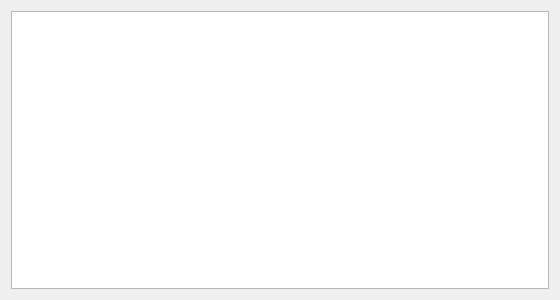
Before: the Qt Designer form qt-ui/divecomputermanagementdialog.ui in subsurface/subsurface, drawn with Qt 5.
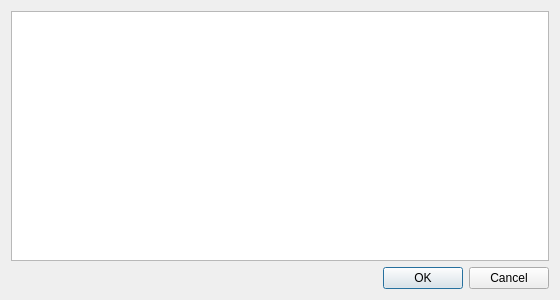
After: the same form once the commit is applied.

The edit to the form file:
```diff
--- a/qt-ui/divecomputermanagementdialog.ui
+++ b/qt-ui/divecomputermanagementdialog.ui
@@ -21,6 +21,16 @@
      </attribute>
     </widget>
    </item>
+   <item>
+    <widget class="QDialogButtonBox" name="buttonBox">
+     <property name="orientation">
+      <enum>Qt::Horizontal</enum>
+     </property>
+     <property name="standardButtons">
+      <set>QDialogButtonBox::Cancel|QDialogButtonBox::Ok</set>
+     </property>
+    </widget>
+   </item>
   </layout>
  </widget>
  <resources/>
```
Left out of the diff: 37 changed lines with no effect on the pictures.
